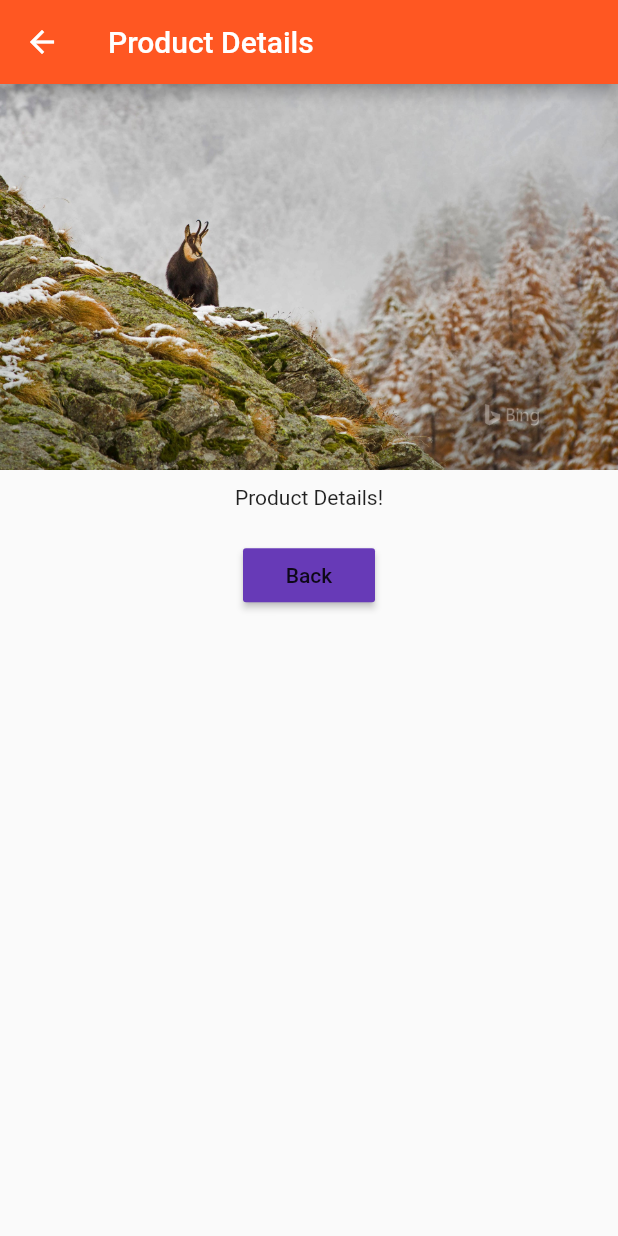
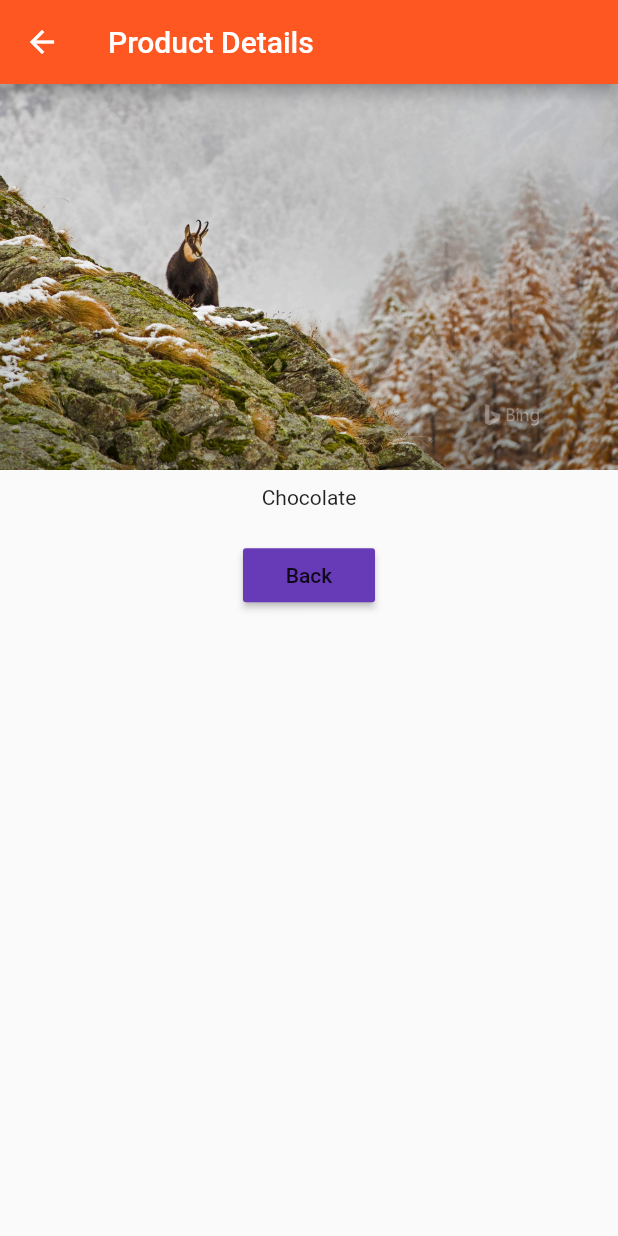
Before and after one commit to abhilashkr31/flutter_course, a Flutter app: the screen it shows after launch, after a tap on "Add Product", after a tap on "Details", on a phone screen of 412 x 824 dp. Run offline on Flutter 3.47's test engine with Material 2 defaults, Android fonts, the phone set to English and light mode, and no system bars.

Commit message:
product-manager: Add constructor to pass data around the pages
Add the method to pass data aroung pages and wodgets using Map.

```diff
--- a/lib/pages/product.dart
+++ b/lib/pages/product.dart
@@ -1,6 +1,11 @@
 import 'package:flutter/material.dart';
 
 class ProductPage extends StatelessWidget {
+  final String title;
+  final String imageUrl;
+
+  ProductPage(this.title, this.imageUrl);
+
   @override
   Widget build(BuildContext context) {
     return Scaffold(
@@ -10,16 +15,19 @@ class ProductPage extends StatelessWidget {
         body: Column(
           crossAxisAlignment: CrossAxisAlignment.center,
           children: <Widget>[
-            Image.asset('assets/food.jpg'),
+            Image.asset(imageUrl),
             Container(
-                padding: EdgeInsets.all(10.0), child: Text("Product Details!")),
+                padding: EdgeInsets.all(10.0),
+                child: Text(title),
+            ),
             Container(
                 padding: EdgeInsets.all(10.0),
                 child: RaisedButton(
                   color: Theme.of(context).accentColor,
                   child: Text("Back"),
                   onPressed: () => Navigator.pop(context),
-                )),
+                ),
+            ),
           ],
         ));
   }
--- a/lib/product_control.dart
+++ b/lib/product_control.dart
@@ -10,7 +10,7 @@ class ProductControl extends StatelessWidget {
     return RaisedButton(
       color: Theme.of(context).primaryColor,
       onPressed: () {
-        addProduct('Sweets');
+        addProduct({'title': 'Chocolate', 'image': 'assets/food.jpg'});
       },
       child: Text("Add Product"),
     );
--- a/lib/product_manager.dart
+++ b/lib/product_manager.dart
@@ -4,7 +4,7 @@ import './products.dart';
 import './product_control.dart';
 
 class ProductManager extends StatefulWidget {
-  final String startingProduct;
+  final Map<String, String> startingProduct;
 
   ProductManager({this.startingProduct}) {
     print('[ProductManager] Constructor');
@@ -17,7 +17,7 @@ class ProductManager extends StatefulWidget {
 }
 
 class _ProductManagerState extends State<ProductManager> {
-  List<String> _products = [];
+  List<Map<String, String>> _products = [];
 
   @override
   void initState() {
@@ -28,7 +28,7 @@ class _ProductManagerState extends State<ProductManager> {
     super.initState();
   }
 
-  void _addProduct(String product) {
+  void _addProduct(Map<String, String> product) {
     setState(() {
       _products.add(product);
       print(_products);
--- a/lib/products.dart
+++ b/lib/products.dart
@@ -3,7 +3,7 @@ import 'package:flutter/material.dart';
 import './pages/product.dart';
 
 class Products extends StatelessWidget {
-  final List<String> products;
+  final List<Map<String, String>> products;
 
   Products(this.products);
 
@@ -11,8 +11,8 @@ class Products extends StatelessWidget {
     return Card(
       child: Column(
         children: <Widget>[
-          Image.asset('assets/food.jpg'),
-          Text(products[index]),
+          Image.asset(products[index]['image']),
+          Text(products[index]['title']),
           ButtonBar(
             alignment: MainAxisAlignment.center,
             children: <Widget>[
@@ -21,7 +21,9 @@ class Products extends StatelessWidget {
                 onPressed: () => Navigator.push(
                     context,
                     MaterialPageRoute(
-                        builder: (BuildContext context) => ProductPage())),
+                        builder: (BuildContext context) => ProductPage(
+                            products[index]['title'],
+                            products[index]['image']))),
               )
             ],
           )
```
